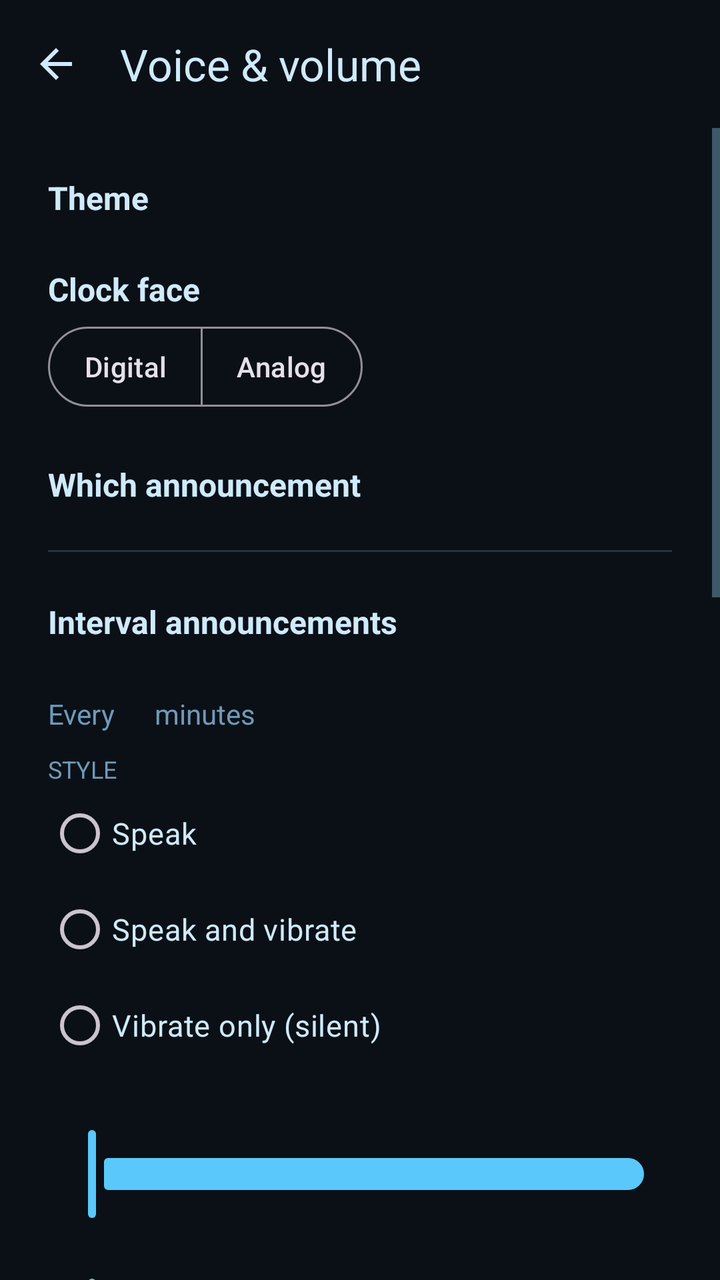
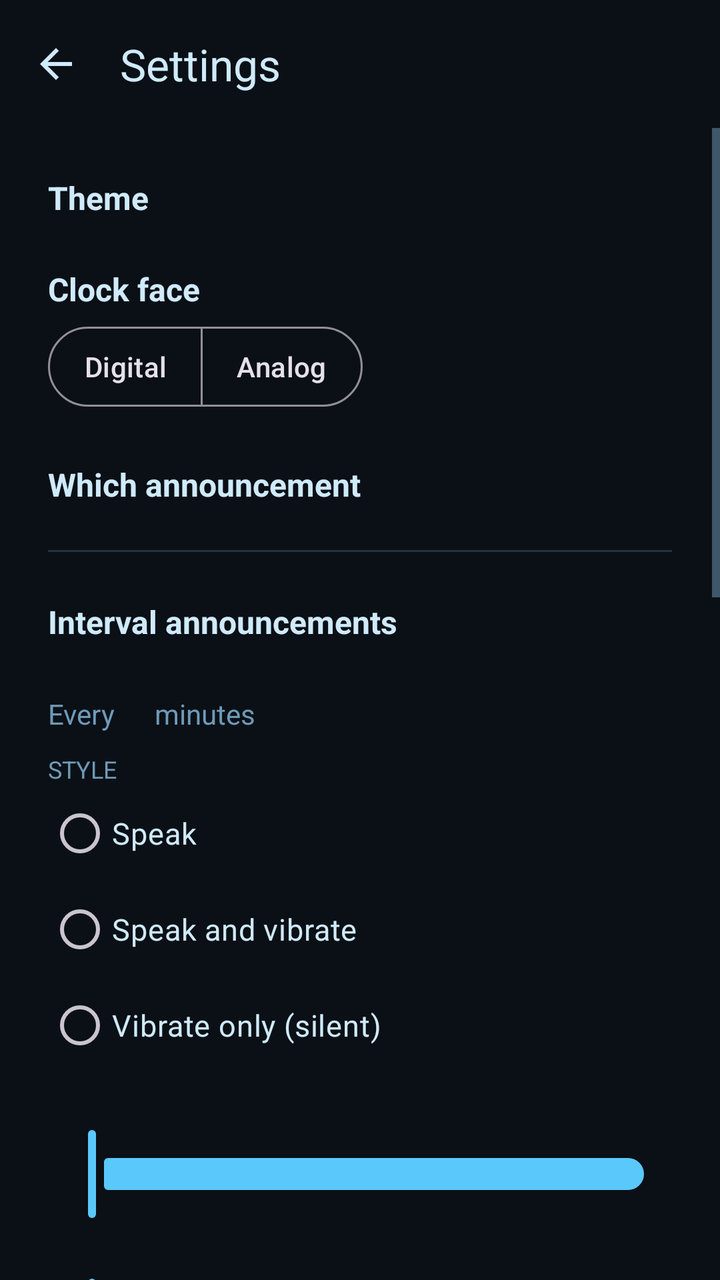

Before-and-after screenshots of an Android layout around one commit, followed by the original layout XML and the change that was made.
<!-- AndroidManifest.xml: application theme Theme.TimeSpeaker.Midnight -->
<!-- res/layout/activity_settings.xml -->
<?xml version="1.0" encoding="utf-8"?>
<LinearLayout xmlns:android="http://schemas.android.com/apk/res/android"
    xmlns:app="http://schemas.android.com/apk/res-auto"
    android:layout_width="match_parent"
    android:layout_height="match_parent"
    android:background="?android:attr/colorBackground"
    android:orientation="vertical">

    <com.google.android.material.appbar.MaterialToolbar
        android:id="@+id/toolbar"
        android:layout_width="match_parent"
        android:layout_height="?attr/actionBarSize"
        android:background="?android:attr/colorBackground"
        app:navigationIcon="@drawable/ic_back"
        app:title="@string/settings"
        app:titleTextColor="?android:attr/textColorPrimary" />

    <ScrollView
        android:id="@+id/scrollRoot"
        android:layout_width="match_parent"
        android:layout_height="0dp"
        android:layout_weight="1"
        android:fillViewport="true">

    <LinearLayout
        android:layout_width="match_parent"
        android:layout_height="wrap_content"
        android:orientation="vertical"
        android:paddingHorizontal="24dp"
        android:paddingTop="16dp"
        android:paddingBottom="32dp">

        <TextView
            style="@style/SettingLabel"
            android:layout_width="match_parent"
            android:layout_height="wrap_content"
            android:layout_marginTop="8dp"
            android:text="@string/theme_heading" />

        <LinearLayout
            android:id="@+id/themeGroup"
            android:layout_width="match_parent"
            android:layout_height="wrap_content"
            android:descendantFocusability="blocksDescendants"
            android:orientation="vertical" />

        <TextView
            style="@style/SettingLabel"
            android:layout_width="match_parent"
            android:layout_height="wrap_content"
            android:text="@string/clock_heading" />

        <com.google.android.material.button.MaterialButtonToggleGroup
            android:id="@+id/clockStyleGroup"
            android:layout_width="wrap_content"
            android:layout_height="wrap_content"
            android:layout_marginTop="4dp"
            app:selectionRequired="true"
            app:singleSelection="true">

            <com.google.android.material.button.MaterialButton
                android:id="@+id/digitalButton"
                style="@style/Widget.Material3.Button.OutlinedButton"
                android:layout_width="wrap_content"
                android:layout_height="wrap_content"
                android:minWidth="0dp"
                android:paddingHorizontal="18dp"
                android:text="@string/clock_digital" />

            <com.google.android.material.button.MaterialButton
                android:id="@+id/analogButton"
                style="@style/Widget.Material3.Button.OutlinedButton"
                android:layout_width="wrap_content"
                android:layout_height="wrap_content"
                android:minWidth="0dp"
                android:paddingHorizontal="18dp"
                android:text="@string/clock_analog" />
        </com.google.android.material.button.MaterialButtonToggleGroup>

        
        <TextView
            style="@style/SettingLabel"
            android:layout_width="match_parent"
            android:layout_height="wrap_content"
            android:text="@string/editing_profile" />

        <LinearLayout
            android:id="@+id/profileGroup"
            android:layout_width="match_parent"
            android:layout_height="wrap_content"
            android:layout_marginTop="2dp"
            android:orientation="vertical" />

        <View
            android:layout_width="match_parent"
            android:layout_height="1dp"
            android:layout_marginTop="20dp"
            android:background="?android:attr/textColorSecondary"
            android:alpha="0.25" />

        

        <LinearLayout
            android:id="@+id/intervalSection"
            android:layout_width="match_parent"
            android:layout_height="wrap_content"
            android:orientation="vertical">

            <TextView
                style="@style/SettingLabel"
                android:layout_width="match_parent"
                android:layout_height="wrap_content"
                android:text="@string/interval_heading" />


            <TextView
                android:id="@+id/intervalHint"
                android:layout_width="match_parent"
                android:layout_height="wrap_content"
                android:textColor="?android:attr/textColorSecondary"
                android:textSize="13sp" />

            <LinearLayout
                android:id="@+id/intervalBody"
                android:layout_width="match_parent"
                android:layout_height="wrap_content"
                android:orientation="vertical">

                <HorizontalScrollView
                    android:layout_width="match_parent"
                    android:layout_height="wrap_content"
                    android:layout_marginTop="8dp"
                    android:scrollbars="none">

                    <LinearLayout
                        android:layout_width="wrap_content"
                        android:layout_height="wrap_content"
                        android:gravity="center_vertical"
                        android:orientation="horizontal">

                        <TextView
                            android:layout_width="wrap_content"
                            android:layout_height="wrap_content"
                            android:layout_marginEnd="10dp"
                            android:text="@string/interval_every"
                            android:textColor="?android:attr/textColorSecondary"
                            android:textSize="14sp" />

                        <com.google.android.material.button.MaterialButtonToggleGroup
                            android:id="@+id/intervalGroup"
                            android:layout_width="wrap_content"
                            android:layout_height="wrap_content"
                            app:selectionRequired="true"
                            app:singleSelection="true" />

                        <TextView
                            android:layout_width="wrap_content"
                            android:layout_height="wrap_content"
                            android:layout_marginStart="10dp"
                            android:text="@string/interval_minutes"
                            android:textColor="?android:attr/textColorSecondary"
                            android:textSize="14sp" />
                    </LinearLayout>
                </HorizontalScrollView>

                <include
                    android:id="@+id/intervalStyle"
                    layout="@layout/section_style" />
            </LinearLayout>
        </LinearLayout>

        <LinearLayout
            android:id="@+id/countdownSection"
            android:layout_width="match_parent"
            android:layout_height="wrap_content"
            android:orientation="vertical"
            android:visibility="gone">

            <TextView
                style="@style/SettingLabel"
                android:layout_width="match_parent"
                android:layout_height="wrap_content"
                android:text="@string/countdown_heading" />


            <TextView
                android:id="@+id/countdownExplainer"
                android:layout_width="match_parent"
                android:layout_height="wrap_content"
                android:text="@string/countdown_explainer"
                android:textColor="?android:attr/textColorSecondary"
                android:textSize="13sp" />

            <LinearLayout
                android:id="@+id/countdownBody"
                android:layout_width="match_parent"
                android:layout_height="wrap_content"
                android:orientation="vertical">

                <com.google.android.material.materialswitch.MaterialSwitch
                    android:id="@+id/sameVoiceSwitch"
                    android:layout_width="match_parent"
                    android:layout_height="wrap_content"
                    android:layout_marginTop="8dp"
                    android:text="@string/countdown_same_voice"
                    android:textColor="?android:attr/textColorPrimary" />

                <include
                    android:id="@+id/countdownStyle"
                    layout="@layout/section_style" />
            </LinearLayout>
        </LinearLayout>

        <LinearLayout
            android:id="@+id/majorSection"
            android:layout_width="match_parent"
            android:layout_height="wrap_content"
            android:orientation="vertical"
            android:visibility="gone">

            <TextView
                style="@style/SettingLabel"
                android:layout_width="match_parent"
                android:layout_height="wrap_content"
                android:text="@string/major_heading" />


            <TextView
                android:id="@+id/majorHint"
                android:layout_width="match_parent"
                android:layout_height="wrap_content"
                android:textColor="?android:attr/textColorSecondary"
                android:textSize="13sp" />

            <LinearLayout
                android:id="@+id/majorBody"
                android:layout_width="match_parent"
                android:layout_height="wrap_content"
                android:orientation="vertical">

                <HorizontalScrollView
                    android:layout_width="match_parent"
                    android:layout_height="wrap_content"
                    android:layout_marginTop="8dp"
                    android:scrollbars="none">

                    <LinearLayout
                        android:layout_width="wrap_content"
                        android:layout_height="wrap_content"
                        android:gravity="center_vertical"
                        android:orientation="horizontal">

                        <TextView
                            android:layout_width="wrap_content"
                            android:layout_height="wrap_content"
                            android:layout_marginEnd="10dp"
                            android:text="@string/interval_every"
                            android:textColor="?android:attr/textColorSecondary"
                            android:textSize="14sp" />

                        <com.google.android.material.button.MaterialButtonToggleGroup
                            android:id="@+id/majorIntervalGroup"
                            android:layout_width="wrap_content"
                            android:layout_height="wrap_content"
                            app:selectionRequired="true"
                            app:singleSelection="true" />

                        <TextView
                            android:layout_width="wrap_content"
                            android:layout_height="wrap_content"
                            android:layout_marginStart="10dp"
                            android:text="@string/interval_minutes"
                            android:textColor="?android:attr/textColorSecondary"
                            android:textSize="14sp" />
                    </LinearLayout>
                </HorizontalScrollView>

                <include
                    android:id="@+id/majorStyle"
                    layout="@layout/section_style" />
            </LinearLayout>
        </LinearLayout>

        
        <TextView
            android:id="@+id/sharedVoiceNote"
            android:layout_width="match_parent"
            android:layout_height="wrap_content"
            android:layout_marginTop="24dp"
            android:text="@string/shared_voice_note"
            android:textColor="?android:attr/textColorSecondary"
            android:textSize="14sp"
            android:visibility="gone" />

        

        <LinearLayout
            android:id="@+id/voiceBlock"
            android:layout_width="match_parent"
            android:layout_height="wrap_content"
            android:orientation="vertical">

        <TextView
            android:id="@+id/volumeLabel"
            style="@style/SettingLabel"
            android:layout_width="match_parent"
            android:layout_height="wrap_content" />

        <com.google.android.material.slider.Slider
            android:id="@+id/volumeSlider"
            android:layout_width="match_parent"
            android:layout_height="wrap_content"
            android:stepSize="10"
            android:valueFrom="0"
            android:valueTo="400"
            app:labelBehavior="gone" />

        <TextView
            android:id="@+id/boostNote"
            android:layout_width="match_parent"
            android:layout_height="wrap_content"
            android:text="@string/boost_note"
            android:textColor="?android:attr/textColorSecondary"
            android:textSize="13sp"
            android:visibility="gone" />

        <TextView
            android:id="@+id/boostWarning"
            android:layout_width="match_parent"
            android:layout_height="wrap_content"
            android:layout_marginTop="4dp"
            android:text="@string/boost_note_high"
            android:textColor="?attr/colorPrimary"
            android:textSize="13sp"
            android:visibility="gone" />

        <TextView
            android:id="@+id/pitchLabel"
            style="@style/SettingLabel"
            android:layout_width="match_parent"
            android:layout_height="wrap_content" />

        <com.google.android.material.slider.Slider
            android:id="@+id/pitchSlider"
            android:layout_width="match_parent"
            android:layout_height="wrap_content"
            android:stepSize="5"
            android:valueFrom="50"
            android:valueTo="200"
            app:labelBehavior="gone" />

        <TextView
            android:layout_width="match_parent"
            android:layout_height="wrap_content"
            android:text="@string/pitch_hint"
            android:textColor="?android:attr/textColorSecondary"
            android:textSize="13sp" />

        <TextView
            android:id="@+id/rateLabel"
            style="@style/SettingLabel"
            android:layout_width="match_parent"
            android:layout_height="wrap_content" />

        <com.google.android.material.slider.Slider
            android:id="@+id/rateSlider"
            android:layout_width="match_parent"
            android:layout_height="wrap_content"
            android:stepSize="5"
            android:valueFrom="50"
            android:valueTo="200"
            app:labelBehavior="gone" />

        <TextView
            style="@style/SettingLabel"
            android:layout_width="match_parent"
            android:layout_height="wrap_content"
            android:text="@string/voice_heading" />

        <TextView
            android:id="@+id/voiceStatusText"
            android:layout_width="match_parent"
            android:layout_height="wrap_content"
            android:text="@string/voice_loading"
            android:textColor="?android:attr/textColorSecondary"
            android:textSize="14sp" />

        <TextView
            android:layout_width="match_parent"
            android:layout_height="wrap_content"
            android:layout_marginBottom="4dp"
            android:text="@string/voice_hint"
            android:textColor="?android:attr/textColorSecondary"
            android:textSize="13sp" />

        <LinearLayout
            android:layout_width="match_parent"
            android:layout_height="wrap_content"
            android:layout_marginTop="12dp"
            android:gravity="center_vertical"
            android:orientation="horizontal">

            <TextView
                android:layout_width="wrap_content"
                android:layout_height="wrap_content"
                android:layout_marginEnd="12dp"
                android:text="@string/sort_heading"
                android:textAllCaps="true"
                android:textColor="?android:attr/textColorSecondary"
                android:textSize="12sp" />

            <com.google.android.material.button.MaterialButtonToggleGroup
                android:id="@+id/sortGroup"
                android:layout_width="wrap_content"
                android:layout_height="wrap_content"
                app:selectionRequired="true"
                app:singleSelection="true">

                <com.google.android.material.button.MaterialButton
                    android:id="@+id/sortAccentButton"
                    style="@style/Widget.Material3.Button.OutlinedButton"
                    android:layout_width="wrap_content"
                    android:layout_height="wrap_content"
                    android:insetTop="0dp"
                    android:insetBottom="0dp"
                    android:minWidth="0dp"
                    android:paddingHorizontal="14dp"
                    android:text="@string/sort_default" />

                <com.google.android.material.button.MaterialButton
                    android:id="@+id/sortLabelButton"
                    style="@style/Widget.Material3.Button.OutlinedButton"
                    android:layout_width="wrap_content"
                    android:layout_height="wrap_content"
                    android:insetTop="0dp"
                    android:insetBottom="0dp"
                    android:minWidth="0dp"
                    android:paddingHorizontal="14dp"
                    android:text="@string/sort_by_label" />
            </com.google.android.material.button.MaterialButtonToggleGroup>
        </LinearLayout>

        <LinearLayout
            android:layout_width="match_parent"
            android:layout_height="wrap_content"
            android:layout_marginTop="16dp"
            android:orientation="horizontal">

            <TextView
                android:layout_width="0dp"
                android:layout_height="wrap_content"
                android:layout_weight="1"
                android:text="@string/voice_column"
                android:textColor="?android:attr/textColorSecondary"
                android:textSize="12sp"
                android:textAllCaps="true" />

            <TextView
                android:layout_width="wrap_content"
                android:layout_height="wrap_content"
                android:text="@string/voice_column_label"
                android:textColor="?android:attr/textColorSecondary"
                android:textSize="12sp"
                android:textAllCaps="true" />
        </LinearLayout>

        
        <LinearLayout
            android:id="@+id/voiceGroup"
            android:layout_width="match_parent"
            android:layout_height="wrap_content"
            android:descendantFocusability="blocksDescendants"
            android:orientation="vertical" />

        <com.google.android.material.button.MaterialButton
            android:id="@+id/previewButton"
            android:layout_width="match_parent"
            android:layout_height="wrap_content"
            android:layout_marginTop="24dp"
            android:text="@string/preview"
            app:cornerRadius="14dp" />

        <com.google.android.material.button.MaterialButton
            android:id="@+id/resetButton"
            style="@style/Widget.Material3.Button.TextButton"
            android:layout_width="match_parent"
            android:layout_height="wrap_content"
            android:text="@string/reset_defaults" />
        </LinearLayout>
    </LinearLayout>
    </ScrollView>
</LinearLayout>
<!-- res/layout/section_style.xml (included above) -->
<?xml version="1.0" encoding="utf-8"?>
<LinearLayout xmlns:android="http://schemas.android.com/apk/res/android"
    xmlns:app="http://schemas.android.com/apk/res-auto"
    android:layout_width="match_parent"
    android:layout_height="wrap_content"
    android:orientation="vertical">

    <TextView
        android:layout_width="wrap_content"
        android:layout_height="wrap_content"
        android:layout_marginTop="10dp"
        android:text="@string/feedback_heading"
        android:textAllCaps="true"
        android:textColor="?android:attr/textColorSecondary"
        android:textSize="12sp" />

    <RadioGroup
        android:id="@+id/styleGroup"
        android:layout_width="match_parent"
        android:layout_height="wrap_content"
        android:orientation="vertical">

        <RadioButton
            android:id="@+id/styleSpeak"
            android:layout_width="match_parent"
            android:layout_height="wrap_content"
            android:text="@string/feedback_speak"
            android:textColor="?android:attr/textColorPrimary"
            android:textSize="15sp" />

        <RadioButton
            android:id="@+id/styleBoth"
            android:layout_width="match_parent"
            android:layout_height="wrap_content"
            android:text="@string/feedback_both"
            android:textColor="?android:attr/textColorPrimary"
            android:textSize="15sp" />

        <RadioButton
            android:id="@+id/styleVibrate"
            android:layout_width="match_parent"
            android:layout_height="wrap_content"
            android:text="@string/feedback_vibrate"
            android:textColor="?android:attr/textColorPrimary"
            android:textSize="15sp" />
    </RadioGroup>

    <TextView
        android:id="@+id/speakRepeatsLabel"
        android:layout_width="match_parent"
        android:layout_height="wrap_content"
        android:layout_marginTop="6dp"
        android:textColor="?android:attr/textColorPrimary"
        android:textSize="15sp"
        />

    <com.google.android.material.slider.Slider
        android:id="@+id/speakRepeatsSlider"
        android:layout_width="match_parent"
        android:layout_height="wrap_content"
        android:stepSize="1"
        android:valueFrom="1"
        android:valueTo="5"
        app:labelBehavior="gone" />

    <TextView
        android:id="@+id/vibrationLabel"
        android:layout_width="match_parent"
        android:layout_height="wrap_content"
        android:layout_marginTop="6dp"
        android:textColor="?android:attr/textColorPrimary"
        android:textSize="15sp"
        />

    <com.google.android.material.slider.Slider
        android:id="@+id/vibrationSlider"
        android:layout_width="match_parent"
        android:layout_height="wrap_content"
        android:stepSize="500"
        android:valueFrom="500"
        android:valueTo="10000"
        app:labelBehavior="gone" />

    <TextView
        android:id="@+id/vibrationRepeatsLabel"
        android:layout_width="match_parent"
        android:layout_height="wrap_content"
        android:textColor="?android:attr/textColorPrimary"
        android:textSize="15sp"
        />

    <com.google.android.material.slider.Slider
        android:id="@+id/vibrationRepeatsSlider"
        android:layout_width="match_parent"
        android:layout_height="wrap_content"
        android:stepSize="1"
        android:valueFrom="1"
        android:valueTo="20"
        app:labelBehavior="gone" />

    <com.google.android.material.button.MaterialButton
        android:id="@+id/vibrationTestButton"
        style="@style/Widget.Material3.Button.OutlinedButton"
        android:layout_width="wrap_content"
        android:layout_height="wrap_content"
        android:text="@string/vibration_test"
        app:cornerRadius="14dp" />
</LinearLayout>
<!-- resources referenced by this layout -->
<resources>
  <!-- drawable ic_back (drawable) -->
  <vector xmlns:android="http://schemas.android.com/apk/res/android"
      android:width="24dp"
      android:height="24dp"
      android:viewportWidth="24"
      android:viewportHeight="24"
      android:tint="?android:attr/textColorPrimary">
      <path
          android:fillColor="#FFFFFF"
          android:pathData="M20,11H7.83l5.59,-5.59L12,4l-8,8 8,8 1.41,-1.41L7.83,13H20v-2z" />
  </vector>
  <string name="boost_note">Above 100% the announcement is amplified past the device\'s media volume. Music and other apps are unaffected.</string>
  <string name="boost_note_high">Very high boost trades quality for loudness — the voice may sound harsh or distorted.</string>
  <string name="clock_analog">Analog</string>
  <string name="clock_digital">Digital</string>
  <string name="clock_heading">Clock face</string>
  <string name="countdown_explainer">On every minute between announcements, speak only the number of minutes left — at 7:51 with a five-minute interval it says “four”.</string>
  <string name="countdown_heading">Countdown</string>
  <string name="countdown_same_voice">Use the same voice for the countdown</string>
  <string name="editing_profile">Which announcement</string>
  <string name="feedback_both">Speak and vibrate</string>
  <string name="feedback_heading">Style</string>
  <string name="feedback_speak">Speak</string>
  <string name="feedback_vibrate">Vibrate only (silent)</string>
  <string name="interval_every">Every</string>
  <string name="interval_heading">Interval announcements</string>
  <string name="interval_minutes">minutes</string>
  <string name="major_heading">Major announcement</string>
  <string name="pitch_hint">Lower sounds deeper, higher sounds lighter.</string>
  <string name="preview">Preview</string>
  <string name="reset_defaults">Reset to defaults</string>
  <string name="settings">Voice &amp; volume</string>
  <string name="shared_voice_note">The countdown is using the announcements\' voice, volume and speed. Switch off “Use the same voice” above to give it its own.</string>
  <string name="sort_by_label">By label</string>
  <string name="sort_default">By accent</string>
  <string name="sort_heading">Sort</string>
  <string name="theme_heading">Theme</string>
  <string name="vibration_test">Test vibration</string>
  <string name="voice_column">Voices</string>
  <string name="voice_column_label">Label</string>
  <string name="voice_heading">Voice</string>
  <string name="voice_hint">Tap a voice to hear it, then use M or F to note down what you heard. These are your own labels — Android does not tell apps a voice\'s gender, and labelling does not change how a voice sounds.</string>
  <string name="voice_loading">Loading voices…</string>
  <style name="SettingLabel" parent="">
          <item name="android:layout_marginTop">24dp</item>
          <item name="android:textColor">?android:attr/textColorPrimary</item>
          <item name="android:textSize">16sp</item>
          <item name="android:textStyle">bold</item>
      </style>
  <style name="Theme.TimeSpeaker.Midnight" parent="Theme.TimeSpeaker.Dark">
          <item name="colorPrimary">@color/midnight_accent</item>
          <item name="android:colorBackground">@color/midnight_bg</item>
          <item name="android:textColorPrimary">@color/midnight_text</item>
          <item name="android:textColorSecondary">@color/midnight_text_dim</item>
          <item name="android:statusBarColor">@color/midnight_bg</item>
          <item name="android:navigationBarColor">@color/midnight_bg</item>
      </style>
  <color name="midnight_accent">#5AC8FA</color>
  <color name="midnight_bg">#0B1016</color>
  <color name="midnight_text">#CFEAFB</color>
  <color name="midnight_text_dim">#6F9AB8</color>
  <color name="on_accent_dark">#0B0E12</color>
  <!-- unchanged entries left out for length: 1 -->
</resources>

<!-- the commit's change to res/layout/activity_settings.xml (unified diff, before → after) -->
@@ -197,13 +197,6 @@
                 android:layout_height="wrap_content"
                 android:orientation="vertical">
 
-                <com.google.android.material.materialswitch.MaterialSwitch
-                    android:id="@+id/sameVoiceSwitch"
-                    android:layout_width="match_parent"
-                    android:layout_height="wrap_content"
-                    android:layout_marginTop="8dp"
-                    android:text="@string/countdown_same_voice"
-                    android:textColor="?android:attr/textColorPrimary" />
 
                 <include
                     android:id="@+id/countdownStyle"
@@ -280,17 +273,6 @@
                     layout="@layout/section_style" />
             </LinearLayout>
         </LinearLayout>
-
-        
-        <TextView
-            android:id="@+id/sharedVoiceNote"
-            android:layout_width="match_parent"
-            android:layout_height="wrap_content"
-            android:layout_marginTop="24dp"
-            android:text="@string/shared_voice_note"
-            android:textColor="?android:attr/textColorSecondary"
-            android:textSize="14sp"
-            android:visibility="gone" />
 
         
 
<!-- resource entries referenced after the edit -->
@@ -18,7 +18,6 @@
   <string name="clock_heading">Clock face</string>
   <string name="countdown_explainer">On every minute between announcements, speak only the number of minutes left — at 7:51 with a five-minute interval it says “four”.</string>
   <string name="countdown_heading">Countdown</string>
-  <string name="countdown_same_voice">Use the same voice for the countdown</string>
   <string name="editing_profile">Which announcement</string>
   <string name="feedback_both">Speak and vibrate</string>
   <string name="feedback_heading">Style</string>
@@ -31,8 +30,7 @@
   <string name="pitch_hint">Lower sounds deeper, higher sounds lighter.</string>
   <string name="preview">Preview</string>
   <string name="reset_defaults">Reset to defaults</string>
-  <string name="settings">Voice &amp; volume</string>
-  <string name="shared_voice_note">The countdown is using the announcements\' voice, volume and speed. Switch off “Use the same voice” above to give it its own.</string>
+  <string name="settings">Settings</string>
   <string name="sort_by_label">By label</string>
   <string name="sort_default">By accent</string>
   <string name="sort_heading">Sort</string>
